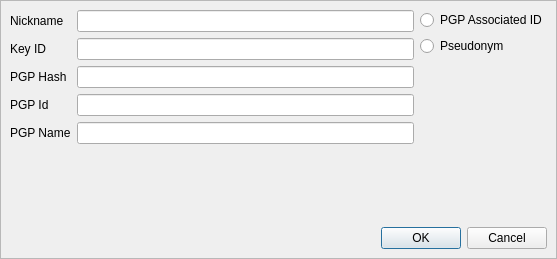
RetroShare/RetroShare, file retroshare-gui/src/gui/Identity/IdEditDialog.ui: the form before one commit.
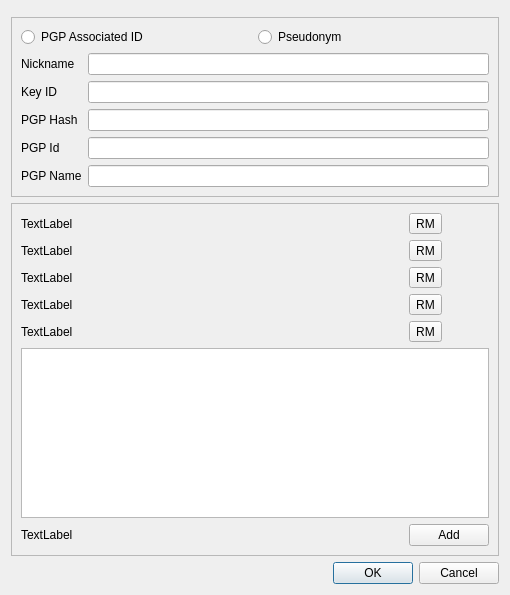
The form after the commit. Custom widgets are drawn as their Qt base class.

Commit message: imported IdEditDialog.ui from v0.6-initdev branch

The edit to the form file:
```diff
--- a/retroshare-gui/src/gui/Identity/IdEditDialog.ui
+++ b/retroshare-gui/src/gui/Identity/IdEditDialog.ui
@@ -6,18 +6,12 @@
    <rect>
     <x>0</x>
     <y>0</y>
-    <width>557</width>
-    <height>259</height>
+    <width>510</width>
+    <height>595</height>
    </rect>
   </property>
-  <layout class="QGridLayout" name="gridLayout_2">
-   <property name="margin">
-    <number>0</number>
-   </property>
-   <property name="spacing">
-    <number>0</number>
-   </property>
-   <item row="0" column="0">
+  <layout class="QVBoxLayout" name="verticalLayout">
+   <item>
     <widget class="HeaderFrame" name="headerFrame">
      <property name="frameShape">
       <enum>QFrame::NoFrame</enum>
@@ -27,7 +21,7 @@
      </property>
     </widget>
    </item>
-   <item row="1" column="0">
+   <item>
     <widget class="QFrame" name="frame">
      <property name="frameShape">
       <enum>QFrame::StyledPanel</enum>
@@ -36,128 +30,208 @@
       <enum>QFrame::Raised</enum>
      </property>
      <layout class="QGridLayout" name="gridLayout">
-      <item row="0" column="0">
-       <layout class="QFormLayout" name="formLayout">
-        <property name="fieldGrowthPolicy">
-         <enum>QFormLayout::AllNonFixedFieldsGrow</enum>
-        </property>
-        <item row="0" column="0">
+      <item row="0" column="0" colspan="2">
+       <layout class="QHBoxLayout" name="horizontalLayout">
+        <item>
+         <widget class="QRadioButton" name="radioButton_GpgId">
+          <property name="text">
+           <string>PGP Associated ID</string>
+          </property>
+         </widget>
+        </item>
+        <item>
+         <widget class="QRadioButton" name="radioButton_Pseudo">
+          <property name="text">
+           <string>Pseudonym</string>
+          </property>
+         </widget>
+        </item>
+       </layout>
+      </item>
+      <item row="1" column="0">
          <widget class="QLabel" name="label">
           <property name="text">
            <string>Nickname</string>
           </property>
          </widget>
         </item>
-        <item row="0" column="1">
+      <item row="1" column="1">
          <widget class="QLineEdit" name="lineEdit_Nickname"/>
         </item>
-        <item row="1" column="0">
+      <item row="2" column="0">
          <widget class="QLabel" name="label_4">
           <property name="text">
            <string>Key ID</string>
           </property>
          </widget>
         </item>
-        <item row="1" column="1">
+      <item row="2" column="1">
          <widget class="QLineEdit" name="lineEdit_KeyId">
           <property name="readOnly">
            <bool>true</bool>
           </property>
          </widget>
         </item>
-        <item row="2" column="0">
+      <item row="3" column="0">
          <widget class="QLabel" name="label_2">
           <property name="text">
            <string>PGP Hash</string>
           </property>
          </widget>
         </item>
-        <item row="2" column="1">
+      <item row="3" column="1">
          <widget class="QLineEdit" name="lineEdit_GpgHash">
           <property name="readOnly">
            <bool>true</bool>
           </property>
          </widget>
         </item>
-        <item row="3" column="0">
+      <item row="4" column="0">
          <widget class="QLabel" name="label_6">
           <property name="text">
            <string>PGP Id</string>
           </property>
          </widget>
         </item>
-        <item row="3" column="1">
+      <item row="4" column="1">
          <widget class="QLineEdit" name="lineEdit_GpgId">
           <property name="readOnly">
            <bool>true</bool>
           </property>
          </widget>
         </item>
-        <item row="4" column="0">
+      <item row="5" column="0">
          <widget class="QLabel" name="label_3">
           <property name="text">
            <string>PGP Name</string>
           </property>
          </widget>
         </item>
-        <item row="4" column="1">
-         <widget class="QLineEdit" name="lineEdit_GpgName">
-          <property name="readOnly">
-           <bool>true</bool>
-          </property>
-         </widget>
-        </item>
         <item row="5" column="1">
-         <spacer name="verticalSpacer_2">
-          <property name="orientation">
-           <enum>Qt::Vertical</enum>
-          </property>
-          <property name="sizeHint" stdset="0">
-           <size>
-            <width>20</width>
-            <height>40</height>
-           </size>
-          </property>
-         </spacer>
-        </item>
-       </layout>
+       <widget class="QLineEdit" name="lineEdit_GpgName">
+        <property name="readOnly">
+         <bool>true</bool>
+        </property>
+       </widget>
+      </item>
+     </layout>
+    </widget>
+   </item>
+   <item>
+    <widget class="QFrame" name="frame_Tags">
+     <property name="frameShape">
+      <enum>QFrame::StyledPanel</enum>
+     </property>
+     <property name="frameShadow">
+      <enum>QFrame::Raised</enum>
+     </property>
+     <layout class="QGridLayout" name="gridLayout_2">
+      <item row="0" column="0">
+       <widget class="QLabel" name="label_Tag1">
+        <property name="text">
+         <string>TextLabel</string>
+        </property>
+       </widget>
       </item>
       <item row="0" column="1">
-       <layout class="QVBoxLayout" name="verticalLayout_2">
-        <item>
-         <layout class="QVBoxLayout" name="verticalLayout">
-          <item>
-           <widget class="QRadioButton" name="radioButton_GpgId">
+       <widget class="QToolButton" name="toolButton_Tag1">
             <property name="text">
-             <string>PGP Associated ID</string>
+         <string>RM</string>
             </property>
            </widget>
           </item>
-          <item>
-           <widget class="QRadioButton" name="radioButton_Pseudo">
+      <item row="1" column="0">
+       <widget class="QLabel" name="label_Tag2">
             <property name="text">
-             <string>Pseudonym</string>
+         <string>TextLabel</string>
             </property>
            </widget>
           </item>
+      <item row="1" column="1">
+       <widget class="QToolButton" name="toolButton_Tag2">
+        <property name="text">
+         <string>RM</string>
+        </property>
+       </widget>
+      </item>
+      <item row="2" column="0">
+       <widget class="QLabel" name="label_Tag3">
+        <property name="text">
+         <string>TextLabel</string>
+        </property>
+       </widget>
+      </item>
+      <item row="2" column="1">
+       <widget class="QToolButton" name="toolButton_Tag3">
+        <property name="text">
+         <string>RM</string>
+        </property>
+       </widget>
+      </item>
+      <item row="3" column="0">
+       <widget class="QLabel" name="label_Tag4">
+        <property name="text">
+         <string>TextLabel</string>
+        </property>
+       </widget>
+      </item>
+      <item row="3" column="1">
+       <widget class="QToolButton" name="toolButton_Tag4">
+        <property name="text">
+         <string>RM</string>
+        </property>
+       </widget>
+      </item>
+      <item row="4" column="0">
+       <widget class="QLabel" name="label_Tag5">
+        <property name="text">
+         <string>TextLabel</string>
+        </property>
+       </widget>
+      </item>
+      <item row="4" column="1">
+       <widget class="QToolButton" name="toolButton_Tag5">
+        <property name="text">
+         <string>RM</string>
+        </property>
+       </widget>
+      </item>
+      <item row="5" column="0" colspan="2">
+       <widget class="QPlainTextEdit" name="plainTextEdit_Tag"/>
+      </item>
+      <item row="6" column="0">
+       <widget class="QLabel" name="label_TagCheck">
+        <property name="text">
+         <string>TextLabel</string>
+        </property>
+       </widget>
+      </item>
+      <item row="6" column="1">
+       <widget class="QPushButton" name="pushButton_Tag">
+        <property name="text">
+         <string>Add</string>
+        </property>
+       </widget>
+      </item>
+     </layout>
+    </widget>
+   </item>
           <item>
-           <spacer name="verticalSpacer">
+    <layout class="QHBoxLayout" name="horizontalLayout_2">
+     <item>
+      <spacer name="horizontalSpacer">
             <property name="orientation">
-             <enum>Qt::Vertical</enum>
+        <enum>Qt::Horizontal</enum>
             </property>
             <property name="sizeHint" stdset="0">
              <size>
-              <width>20</width>
-              <height>40</height>
+         <width>328</width>
+         <height>20</height>
              </size>
             </property>
            </spacer>
           </item>
-         </layout>
-        </item>
-       </layout>
-      </item>
-      <item row="1" column="0" colspan="2">
+     <item>
        <widget class="QDialogButtonBox" name="buttonBox">
         <property name="standardButtons">
          <set>QDialogButtonBox::Cancel|QDialogButtonBox::Ok</set>
@@ -165,7 +239,6 @@
        </widget>
       </item>
      </layout>
-    </widget>
    </item>
   </layout>
  </widget>
```
Left out of the diff: 5 changed lines with no effect on the pictures. Lines whose indentation alone changed are shown as unchanged.
